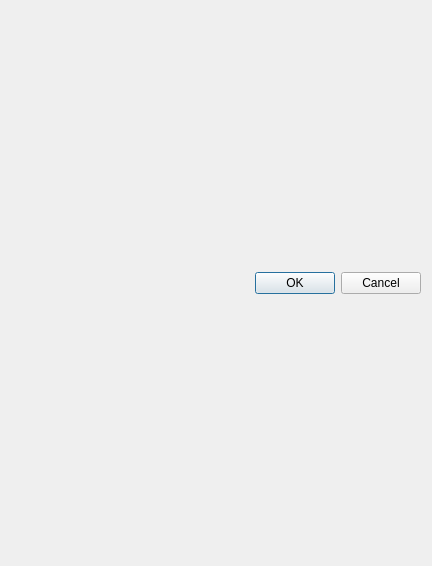
First picture: the form in UI/EditServerDlg.ui, repository towel42-com/EmbySync, before the edit.
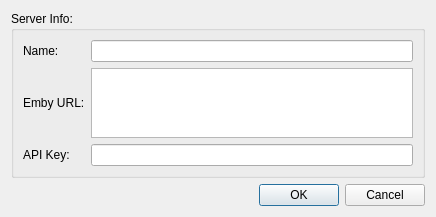
Second picture: the form after the edit. Custom widgets are drawn as their Qt base class.

Commit message: First 99% working for multiple servers

The edit to the form file:
```diff
--- a/UI/EditServerDlg.ui
+++ b/UI/EditServerDlg.ui
@@ -6,14 +6,60 @@
    <rect>
     <x>0</x>
     <y>0</y>
-    <width>432</width>
-    <height>566</height>
+    <width>436</width>
+    <height>209</height>
    </rect>
   </property>
   <property name="windowTitle">
    <string>Settings</string>
   </property>
-  <layout class="QGridLayout" name="gridLayout_3">
+  <layout class="QGridLayout" name="gridLayout">
+   <item row="0" column="0">
+    <widget class="QGroupBox" name="groupBox_2">
+     <property name="title">
+      <string>Server Info:</string>
+     </property>
+     <layout class="QGridLayout" name="gridLayout_2">
+      <item row="1" column="1">
+       <widget class="CHyperLinkLineEdit" name="url">
+        <property name="verticalScrollBarPolicy">
+         <enum>Qt::ScrollBarAlwaysOff</enum>
+        </property>
+        <property name="horizontalScrollBarPolicy">
+         <enum>Qt::ScrollBarAlwaysOff</enum>
+        </property>
+       </widget>
+      </item>
+      <item row="2" column="1">
+       <widget class="QLineEdit" name="apiKey"/>
+      </item>
+      <item row="0" column="0">
+       <widget class="QLabel" name="label">
+        <property name="text">
+         <string>Name:</string>
+        </property>
+       </widget>
+      </item>
+      <item row="0" column="1">
+       <widget class="QLineEdit" name="name"/>
+      </item>
+      <item row="2" column="0">
+       <widget class="QLabel" name="label_4">
+        <property name="text">
+         <string>API Key:</string>
+        </property>
+       </widget>
+      </item>
+      <item row="1" column="0">
+       <widget class="QLabel" name="label_3">
+        <property name="text">
+         <string>Emby URL:</string>
+        </property>
+       </widget>
+      </item>
+     </layout>
+    </widget>
+   </item>
    <item row="2" column="0">
     <widget class="QDialogButtonBox" name="buttonBox">
      <property name="orientation">
@@ -24,8 +70,33 @@
      </property>
     </widget>
    </item>
+   <item row="1" column="0">
+    <spacer name="verticalSpacer">
+     <property name="orientation">
+      <enum>Qt::Vertical</enum>
+     </property>
+     <property name="sizeHint" stdset="0">
+      <size>
+       <width>20</width>
+       <height>40</height>
+      </size>
+     </property>
+    </spacer>
+   </item>
   </layout>
  </widget>
+ <customwidgets>
+  <customwidget>
+   <class>CHyperLinkLineEdit</class>
+   <extends>QTextEdit</extends>
+   <header>SABUtils/HyperLinkLineEdit.h</header>
+  </customwidget>
+ </customwidgets>
+ <tabstops>
+  <tabstop>name</tabstop>
+  <tabstop>url</tabstop>
+  <tabstop>apiKey</tabstop>
+ </tabstops>
  <resources>
   <include location="EmbySync.qrc"/>
   <include location="../SABUtils/resources/SABUtils.qrc"/>
```
Left out of the diff: 8 changed lines with no effect on the pictures. The commit also changes 35 other files.
